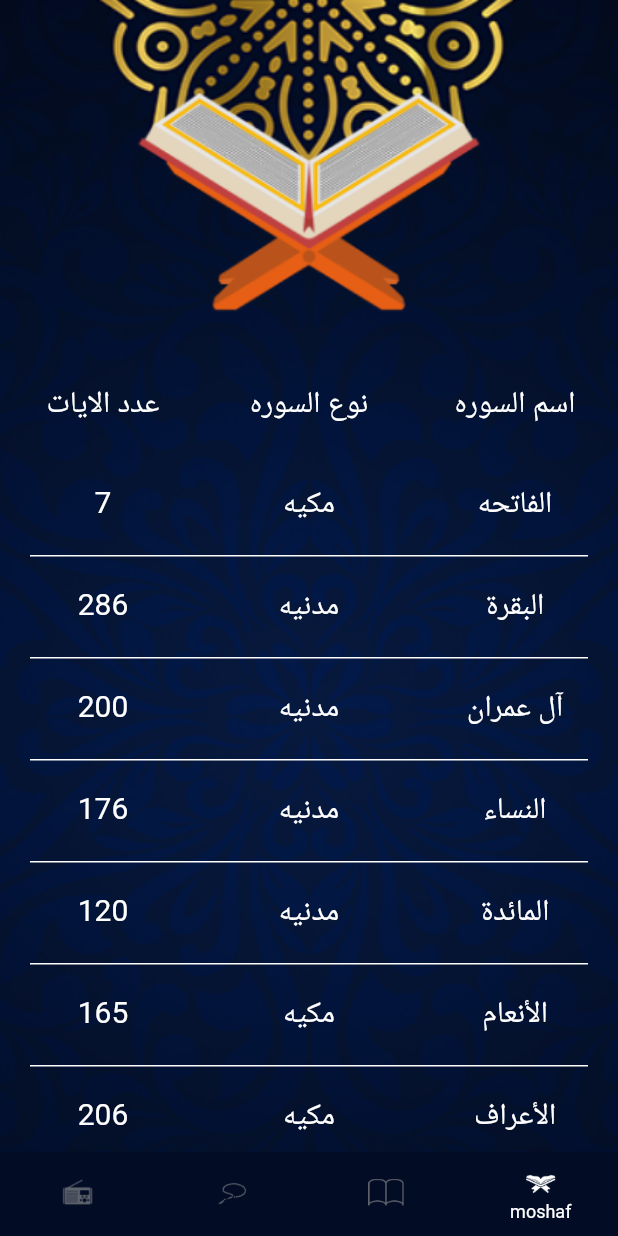
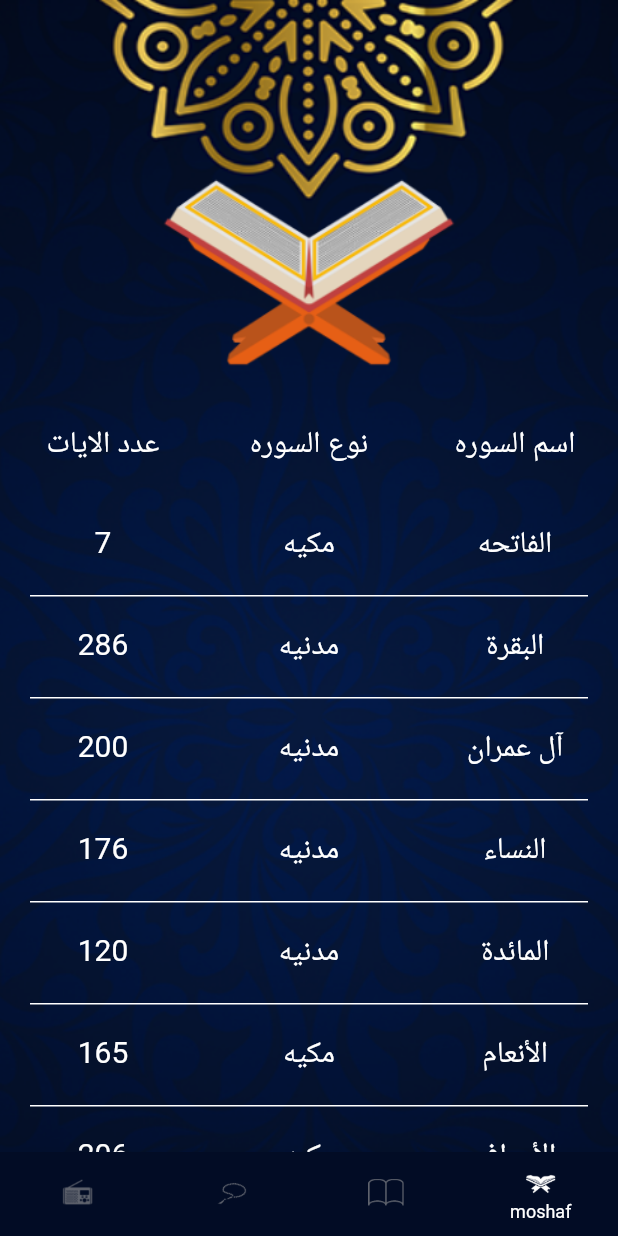
Before and after one commit to yosifmohammed/islamic, a Flutter app: the screen it shows after launch, item 4 of the bottom bar chosen, on a phone screen of 412 x 824 dp. Run offline on Flutter 3.47's test engine with Material 2 defaults, Android fonts, the phone set to English and light mode, and no system bars.

Commit message:
islamic App

```diff
--- a/lib/Fragments/hadeth/hadethFragment.dart
+++ b/lib/Fragments/hadeth/hadethFragment.dart
@@ -21,6 +21,9 @@ class _hadethFragmentState extends State<hadethFragment> {
 
     return Column(
       children: [
+        SizedBox(
+          height: 60,
+        ),
         Expanded(
           flex: 1,
           child: Center(
--- a/lib/Fragments/moshaf/moshafFragment.dart
+++ b/lib/Fragments/moshaf/moshafFragment.dart
@@ -356,12 +356,15 @@ class moshafFragment extends StatelessWidget {
   Widget build(BuildContext context) {
     return Column(
       children: [
+        SizedBox(
+          height: 40,
+        ),
         Expanded(
           flex: 1,
           child: Center(
               child: Padding(
-            padding: const EdgeInsets.only(top: 12),
-            child: Image(
+            padding: const EdgeInsets.only(top: 40,),
+                child: Image(
               image: AssetImage('assets/images/ic_moshaf.png'),
             ),
           )),
@@ -372,7 +375,7 @@ class moshafFragment extends StatelessWidget {
               crossAxisAlignment: CrossAxisAlignment.stretch,
               children: [
                 Container(
-                    margin: EdgeInsets.only(bottom: 20),
+                    margin: EdgeInsets.only(bottom: 20,),
                     child: Table(
                       defaultColumnWidth: FixedColumnWidth(120.0),
                       children: [
--- a/lib/Fragments/radio/radioFragment.dart
+++ b/lib/Fragments/radio/radioFragment.dart
@@ -7,6 +7,9 @@ class radioFragment extends StatelessWidget {
   Widget build(BuildContext context) {
     return Column(
       children: [
+        SizedBox(
+          height: 60,
+        ),
         Expanded(
           flex: 5,
           child: Center(
--- a/lib/Fragments/sebha/sebhaFragment.dart
+++ b/lib/Fragments/sebha/sebhaFragment.dart
@@ -17,6 +17,9 @@ class _sebhaFragmentState extends State<sebhaFragment> {
   Widget build(BuildContext context) {
     return Column(
       children: [
+        SizedBox(
+          height: 60,
+        ),
         Expanded(
           flex: 2,
           child: Center(
@@ -26,6 +29,9 @@ class _sebhaFragmentState extends State<sebhaFragment> {
                   image: AssetImage('assets/images/ic_sebha.png'),
                 ),
               )),
+        ),
+        SizedBox(
+          height: 15,
         ),
         Expanded(
           child: Container(
```
